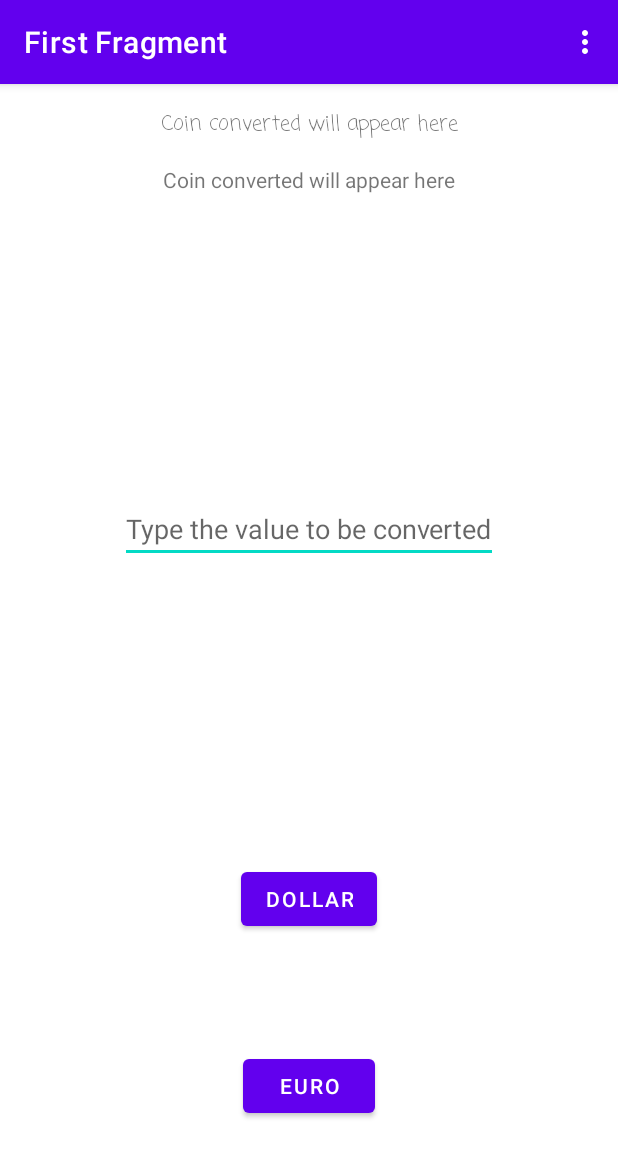
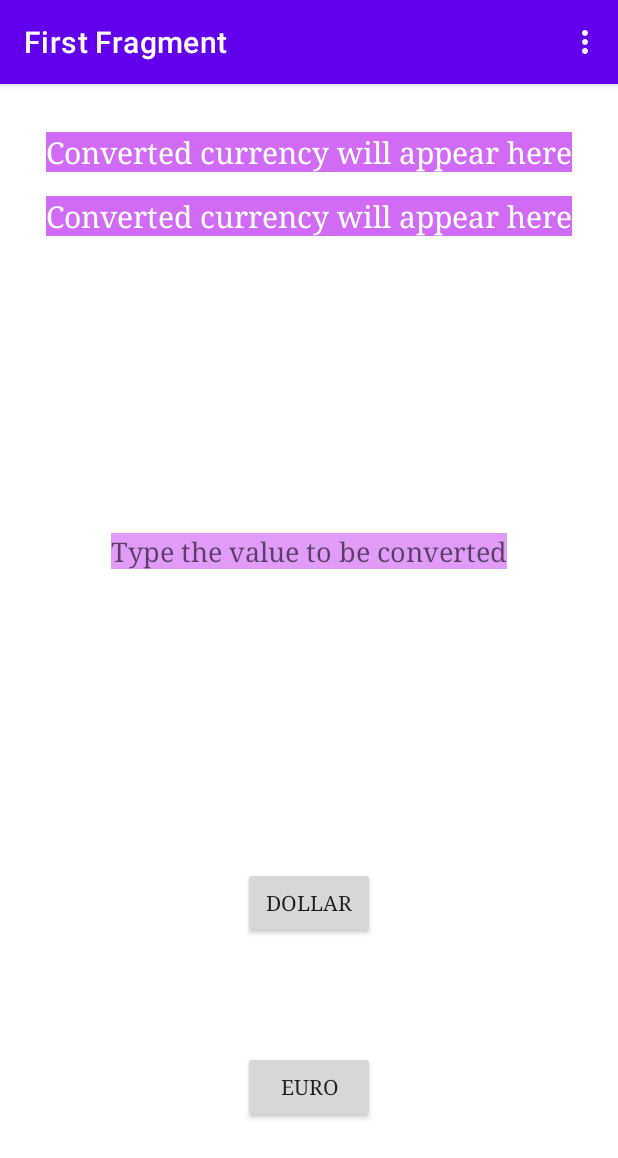
Before and after one commit to yoruwitch/Use-Academy, an Android app: the screen it shows after launch (MainActivity), on a phone screen of 412 x 824 dp. Shown: the top 1158 px of the screen. Run offline under Robolectric (Android 15) with nearby library versions, the phone set to English and light mode, and no system bars; our stand-ins replace navigation-ui.

Commit message:
First version working

```diff
--- a/Conversor/app/src/main/java/com/example/conversor/FirstFragment.kt
+++ b/Conversor/app/src/main/java/com/example/conversor/FirstFragment.kt
@@ -44,20 +44,20 @@ class FirstFragment : Fragment() {
 
     private fun setValueInDollarSpace(coin: Double) {
         val dollar: Double = 4.76
-        binding.textviewFirst.text = "R$" + "%.2f".format((coin*dollar))
+        binding.textviewFirst.text = "Dollar value: " + "R$" + "%.2f".format((coin*dollar))
     }
 
     private fun listener2() {
         binding.apply {
             buttonFifith.setOnClickListener{
-                setValueInDollarSpace(binding.edittextThird.text.toString().toDouble())
+                setValueInEuroSpace(binding.edittextThird.text.toString().toDouble())
             }
         }
     }
 
     private fun setValueInEuroSpace(coin: Double) {
         val euro: Double = 5.04
-        binding.textviewFirst.text = "R$" + "%.2f".format((coin*euro))
+        binding.textviewSecond.text = "Euro value: " + "R$" + "%.2f".format((coin*euro))
     }
 
     override fun onDestroyView() {
--- a/Conversor/app/src/main/res/layout/fragment_first.xml
+++ b/Conversor/app/src/main/res/layout/fragment_first.xml
@@ -10,13 +10,15 @@
         android:id="@+id/textview_first"
         android:layout_width="wrap_content"
         android:layout_height="wrap_content"
-        android:layout_marginTop="16dp"
-        android:text="Coin converted will appear here"
+        android:layout_marginTop="32dp"
+        android:background="@color/light_purple"
+        android:fontFamily="serif"
+        android:text="Converted currency will appear here"
+        android:textColor="@color/white"
+        android:textSize="20dp"
         app:layout_constraintEnd_toEndOf="parent"
         app:layout_constraintStart_toStartOf="parent"
-        app:layout_constraintTop_toTopOf="parent"
-    android:fontFamily="casual"
-        />
+        app:layout_constraintTop_toTopOf="parent" />
 
     <TextView
         android:id="@+id/textview_second"
@@ -24,7 +26,11 @@
         android:layout_height="wrap_content"
         android:layout_marginTop="16dp"
         android:layout_marginBottom="26dp"
-        android:text="Coin converted will appear here"
+        android:background="@color/light_purple"
+        android:fontFamily="serif"
+        android:text="Converted currency will appear here"
+        android:textColor="@color/white"
+        android:textSize="20dp"
         app:layout_constraintEnd_toEndOf="parent"
         app:layout_constraintStart_toStartOf="parent"
         app:layout_constraintTop_toBottomOf="@+id/textview_first" />
@@ -33,27 +39,33 @@
         android:id="@+id/edittext_third"
         android:layout_width="wrap_content"
         android:layout_height="wrap_content"
+        android:background="@color/super_light_purple"
+        android:fontFamily="serif"
+        android:gravity="center"
         android:hint="Type the value to be converted"
         android:inputType="number"
+        android:textColor="@color/white"
         app:layout_constraintBottom_toTopOf="@+id/button_four"
         app:layout_constraintLeft_toLeftOf="parent"
         app:layout_constraintRight_toRightOf="parent"
         app:layout_constraintTop_toBottomOf="@+id/textview_second" />
 
-    <Button
+    <androidx.appcompat.widget.AppCompatButton
         android:id="@+id/button_four"
         android:layout_width="wrap_content"
         android:layout_height="wrap_content"
+        android:fontFamily="serif"
         android:text="Dollar"
         app:layout_constraintBottom_toBottomOf="parent"
         app:layout_constraintEnd_toEndOf="parent"
         app:layout_constraintStart_toStartOf="parent"
         app:layout_constraintTop_toBottomOf="@id/edittext_third" />
 
-    <Button
+    <androidx.appcompat.widget.AppCompatButton
         android:id="@+id/button_fifith"
         android:layout_width="wrap_content"
         android:layout_height="wrap_content"
+        android:fontFamily="serif"
         android:text="Euro"
         app:layout_constraintBottom_toBottomOf="parent"
         app:layout_constraintEnd_toEndOf="parent"
--- a/Conversor/app/src/main/res/values/colors.xml
+++ b/Conversor/app/src/main/res/values/colors.xml
@@ -7,4 +7,7 @@
     <color name="teal_700">#FF018786</color>
     <color name="black">#FF000000</color>
     <color name="white">#FFFFFFFF</color>
+    <color name="light_purple">#D16BF6</color>
+    <color name="super_light_purple">#E19CFA</color>
+
 </resources>
```
